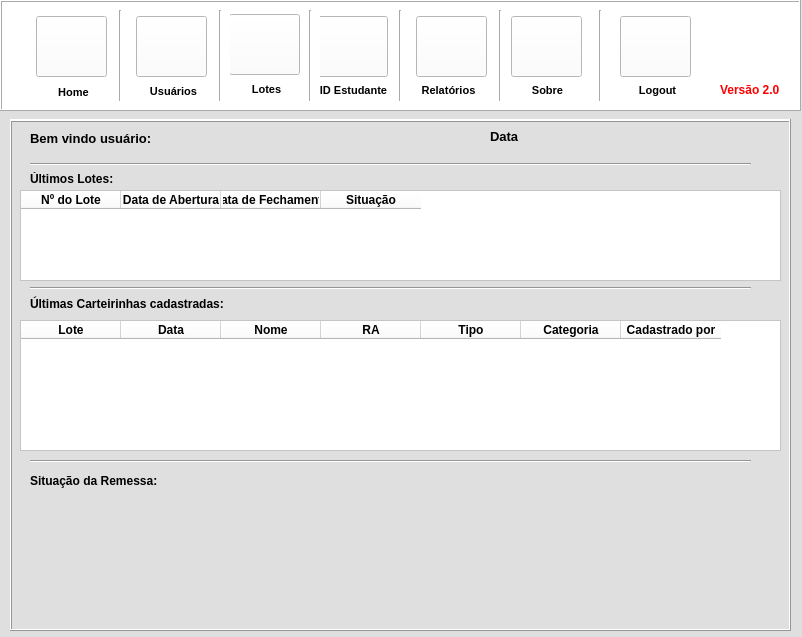
Old version of the form Login2/main_window.ui in the repository andersonleandroalx/Student-ID.
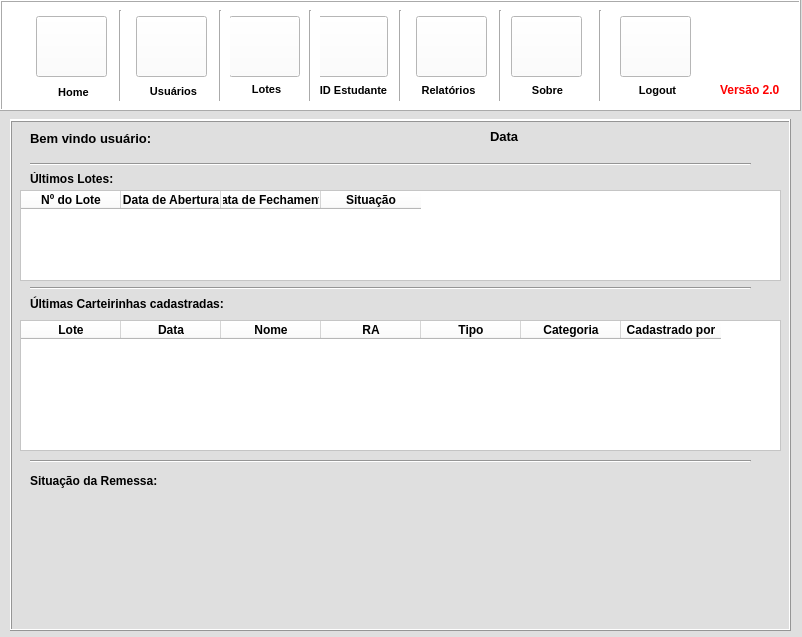
New version of the form. Icons and pictures are not drawn.

```diff
--- a/Login2/main_window.ui
+++ b/Login2/main_window.ui
@@ -131,7 +131,7 @@
      <property name="geometry">
       <rect>
        <x>229</x>
-       <y>14</y>
+       <y>16</y>
        <width>71</width>
        <height>61</height>
       </rect>
@@ -1612,9 +1612,9 @@
     <widget class="QGroupBox" name="groupBox">
      <property name="geometry">
       <rect>
-       <x>550</x>
-       <y>10</y>
-       <width>211</width>
+       <x>560</x>
+       <y>47</y>
+       <width>201</width>
        <height>80</height>
       </rect>
      </property>
@@ -1901,7 +1901,7 @@
       <rect>
        <x>10</x>
        <y>46</y>
-       <width>531</width>
+       <width>541</width>
        <height>171</height>
       </rect>
      </property>
@@ -1917,7 +1917,7 @@
      <widget class="QPushButton" name="pushButton_8">
       <property name="geometry">
        <rect>
-        <x>440</x>
+        <x>460</x>
         <y>130</y>
         <width>75</width>
         <height>23</height>
@@ -2002,25 +2002,14 @@
      <property name="geometry">
       <rect>
        <x>11</x>
-       <y>263</y>
+       <y>273</y>
        <width>751</width>
-       <height>241</height>
+       <height>231</height>
       </rect>
      </property>
-     <column>
-      <property name="text">
-       <string>ID</string>
-      </property>
-      <property name="font">
-       <font>
-        <weight>75</weight>
-        <bold>true</bold>
-       </font>
-      </property>
-      <property name="textAlignment">
-       <set>AlignCenter</set>
-      </property>
-     </column>
+     <property name="styleSheet">
+      <string notr="true">background-color: rgb(255, 255, 255);</string>
+     </property>
      <column>
       <property name="text">
        <string>Lote</string>
@@ -2105,16 +2094,36 @@
        <set>AlignCenter</set>
       </property>
      </column>
+     <column>
+      <property name="text">
+       <string>Cadastrado Por</string>
+      </property>
+      <property name="font">
+       <font>
+        <weight>75</weight>
+        <bold>true</bold>
+       </font>
+      </property>
+      <property name="textAlignment">
+       <set>AlignCenter</set>
+      </property>
+     </column>
     </widget>
     <widget class="QLabel" name="label_36">
      <property name="geometry">
       <rect>
-       <x>20</x>
+       <x>270</x>
        <y>240</y>
-       <width>141</width>
-       <height>16</height>
+       <width>161</width>
+       <height>20</height>
       </rect>
      </property>
+     <property name="font">
+      <font>
+       <weight>75</weight>
+       <bold>true</bold>
+      </font>
+     </property>
      <property name="text">
       <string>Últimos Itens Adicionados</string>
      </property>
@@ -2623,7 +2632,7 @@
      <property name="geometry">
       <rect>
        <x>27</x>
-       <y>64</y>
+       <y>44</y>
        <width>47</width>
        <height>13</height>
       </rect>
@@ -2645,7 +2654,7 @@
      <property name="geometry">
       <rect>
        <x>80</x>
-       <y>56</y>
+       <y>36</y>
        <width>113</width>
        <height>31</height>
       </rect>
@@ -2667,7 +2676,7 @@
      <property name="geometry">
       <rect>
        <x>60</x>
-       <y>93</y>
+       <y>73</y>
        <width>75</width>
        <height>23</height>
       </rect>
@@ -2689,7 +2698,7 @@
      <property name="geometry">
       <rect>
        <x>143</x>
-       <y>93</y>
+       <y>73</y>
        <width>75</width>
        <height>23</height>
       </rect>
@@ -2701,7 +2710,7 @@
     <widget class="QPushButton" name="pushButton_11">
      <property name="geometry">
       <rect>
-       <x>110</x>
+       <x>21</x>
        <y>217</y>
        <width>75</width>
        <height>23</height>
@@ -2714,7 +2723,8 @@
       </font>
      </property>
      <property name="styleSheet">
-      <string notr="true">background-color: rgb(85, 170, 255);</string>
+      <string notr="true">background-color: rgb(85, 170, 255);
+color: rgb(255, 255, 255);</string>
      </property>
      <property name="text">
       <string>Atualizar</string>
@@ -2724,7 +2734,7 @@
      <property name="geometry">
       <rect>
        <x>9</x>
-       <y>49</y>
+       <y>29</y>
        <width>221</width>
        <height>81</height>
       </rect>
@@ -2742,7 +2752,7 @@
     <widget class="QPushButton" name="pushButton_12">
      <property name="geometry">
       <rect>
-       <x>21</x>
+       <x>103</x>
        <y>217</y>
        <width>81</width>
        <height>23</height>
@@ -2755,7 +2765,8 @@
       </font>
      </property>
      <property name="styleSheet">
-      <string notr="true">background-color: rgb(223, 32, 35);</string>
+      <string notr="true">background-color: rgb(255, 0, 0);
+color: rgb(255, 255, 255);</string>
      </property>
      <property name="text">
       <string>Deletar lote</string>
@@ -2778,7 +2789,7 @@
      <property name="geometry">
       <rect>
        <x>20</x>
-       <y>170</y>
+       <y>120</y>
        <width>381</width>
        <height>16</height>
       </rect>
```
Left out of the diff: 152 changed lines with no effect on the pictures.
